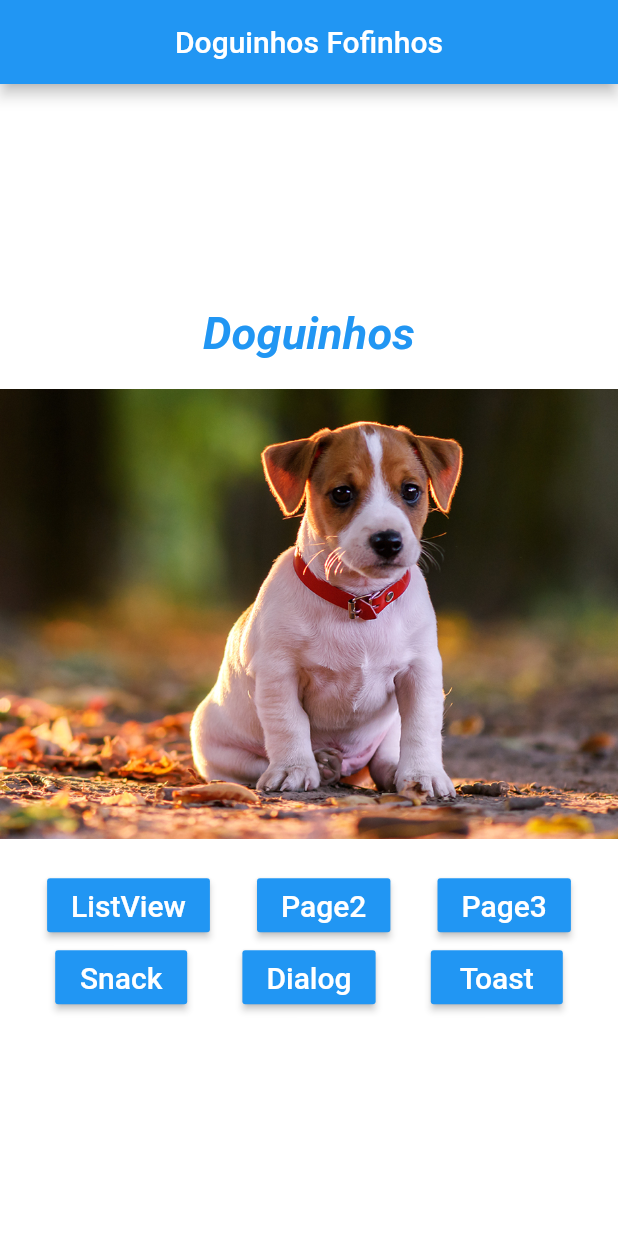
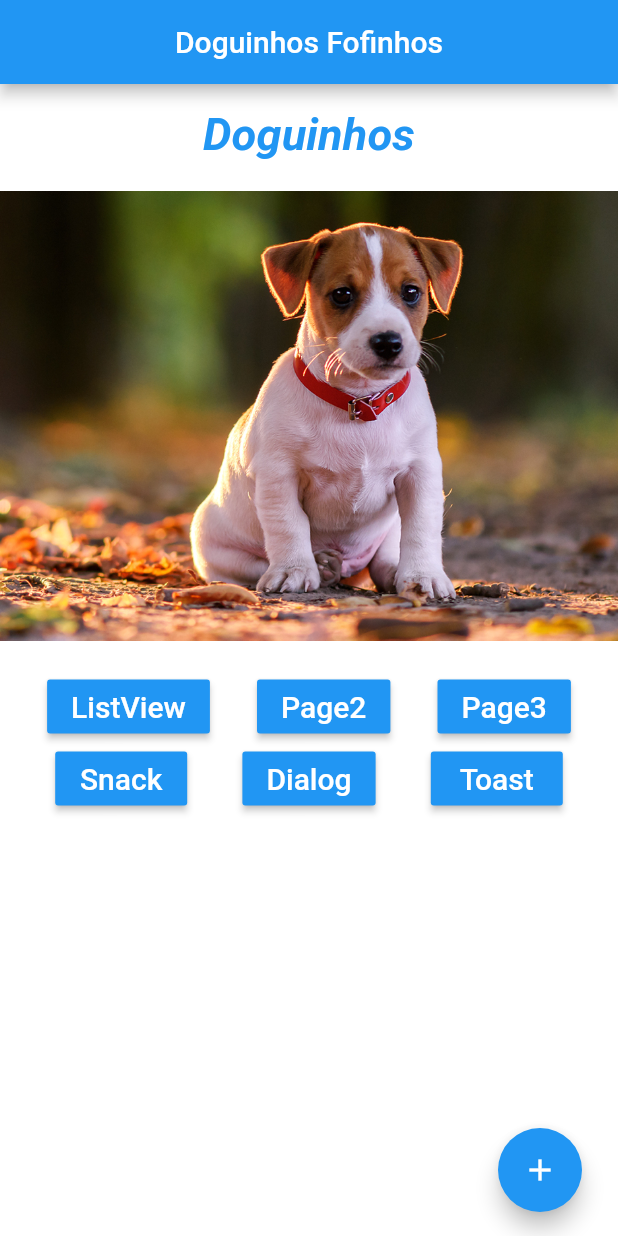
Before and after one commit to santoslucas11/flutterBasicoEWidgets, a Flutter app: the screen it shows after launch, on a phone screen of 412 x 824 dp. Run offline on Flutter 3.47's test engine with Material 2 defaults, Android fonts, the phone set to English and light mode, and no system bars; our stand-ins replace fluttertoast.

Commit message:
FloatActionButton implementation

```diff
--- a/lib/home_page.dart
+++ b/lib/home_page.dart
@@ -15,15 +15,32 @@ class HomePage extends StatelessWidget {
         centerTitle: true,
       ),
       body: _body(context),
+      floatingActionButton: Row(
+        mainAxisAlignment: MainAxisAlignment.end,
+        children: <Widget>[
+          FloatingActionButton(
+            child: Icon(Icons.add),
+            onPressed: () {
+              _onClickFab();
+            },
+          ),
+          SizedBox(width: 8),
+        ],
+      ),
     );
+  }
+
+  _onClickFab() {
+    print("Add");
   }
 
   _body(context) {
     return Container(
       child: Container(
+          padding: EdgeInsets.only(top: 16),
           color: Colors.white,
           child: Column(
-            mainAxisAlignment: MainAxisAlignment.center,
+            mainAxisAlignment: MainAxisAlignment.start,
             children: <Widget>[
               _text(),
               _pageView(),
```
